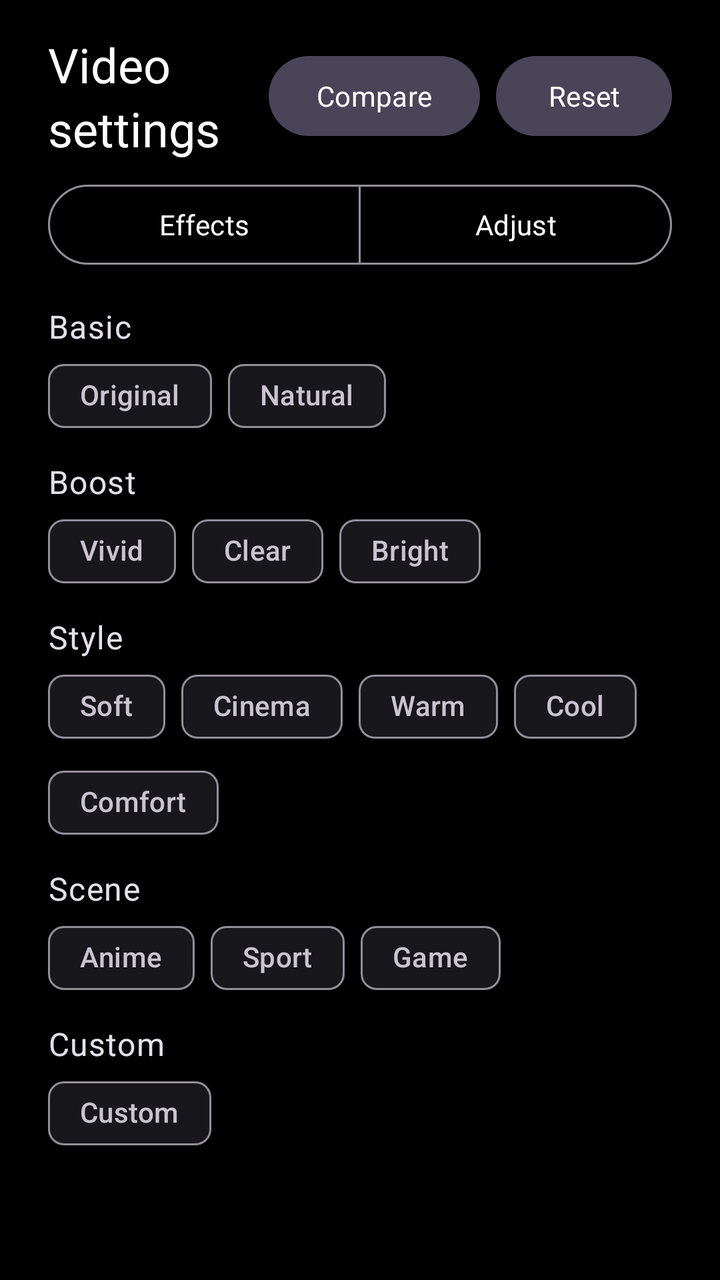
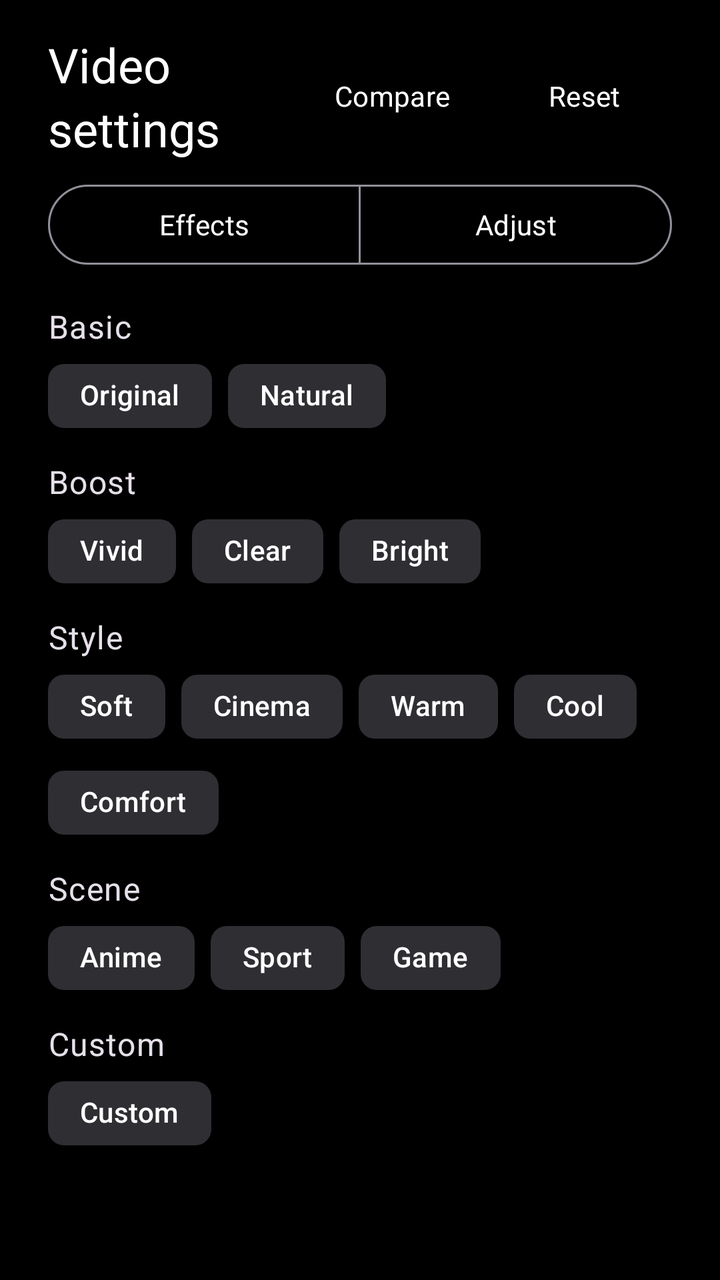

Screens rendered from an Android XML layout before and after an edit, with the pre-edit source and the edit as a unified diff.
<!-- AndroidManifest.xml: application theme Theme.App -->
<!-- res/layout/dialog_video_setting.xml -->
<?xml version="1.0" encoding="utf-8"?>
<androidx.appcompat.widget.LinearLayoutCompat xmlns:android="http://schemas.android.com/apk/res/android"
    xmlns:app="http://schemas.android.com/apk/res-auto"
    android:layout_width="match_parent"
    android:layout_height="match_parent"
    android:orientation="vertical">

    <androidx.appcompat.widget.LinearLayoutCompat
        android:layout_width="match_parent"
        android:layout_height="wrap_content"
        android:gravity="center_vertical"
        android:orientation="horizontal"
        android:paddingStart="24dp"
        android:paddingTop="16dp"
        android:paddingEnd="24dp"
        android:paddingBottom="8dp">

        <com.google.android.material.textview.MaterialTextView
            android:layout_width="0dp"
            android:layout_height="wrap_content"
            android:layout_weight="1"
            android:text="@string/video_setting"
            android:textAppearance="?attr/textAppearanceHeadlineSmall"
            android:textColor="?attr/colorOnSurface" />

        <com.google.android.material.button.MaterialButton
            android:id="@+id/compare"
            style="@style/Widget.Material3.Button.TonalButton"
            android:layout_width="wrap_content"
            android:layout_height="wrap_content"
            android:layout_marginEnd="8dp"
            android:text="@string/video_effect_compare"
            android:textColor="?attr/colorPrimary" />

        <com.google.android.material.button.MaterialButton
            android:id="@+id/reset"
            style="@style/Widget.Material3.Button.TonalButton"
            android:layout_width="wrap_content"
            android:layout_height="wrap_content"
            android:text="@string/video_effect_reset"
            android:textColor="?attr/colorPrimary" />

    </androidx.appcompat.widget.LinearLayoutCompat>

    <com.google.android.material.button.MaterialButtonToggleGroup
        android:id="@+id/tabGroup"
        android:layout_width="match_parent"
        android:layout_height="wrap_content"
        android:layout_marginStart="24dp"
        android:layout_marginEnd="24dp"
        android:layout_marginBottom="8dp"
        app:selectionRequired="true"
        app:singleSelection="true">

        <com.google.android.material.button.MaterialButton
            android:id="@+id/tabPreset"
            style="@style/Widget.Material3.Button.OutlinedButton"
            android:layout_width="0dp"
            android:layout_height="wrap_content"
            android:layout_weight="1"
            android:text="@string/video_effect_tab_preset" />

        <com.google.android.material.button.MaterialButton
            android:id="@+id/tabAdjust"
            style="@style/Widget.Material3.Button.OutlinedButton"
            android:layout_width="0dp"
            android:layout_height="wrap_content"
            android:layout_weight="1"
            android:text="@string/video_effect_tab_adjust" />

    </com.google.android.material.button.MaterialButtonToggleGroup>

    <com.google.android.material.textview.MaterialTextView
        android:id="@+id/unsupported"
        android:layout_width="match_parent"
        android:layout_height="wrap_content"
        android:layout_marginStart="24dp"
        android:layout_marginEnd="24dp"
        android:layout_marginBottom="8dp"
        android:text="@string/error_video_effect_unsupported"
        android:textAppearance="?attr/textAppearanceBodyMedium"
        android:textColor="?attr/colorError"
        android:visibility="gone" />

    <androidx.core.widget.NestedScrollView
        android:layout_width="match_parent"
        android:layout_height="match_parent"
        android:fillViewport="true"
        android:overScrollMode="never">

        <androidx.appcompat.widget.LinearLayoutCompat
            android:layout_width="match_parent"
            android:layout_height="wrap_content"
            android:orientation="vertical"
            android:paddingBottom="24dp">

            <androidx.appcompat.widget.LinearLayoutCompat
                android:id="@+id/presetSection"
                android:layout_width="match_parent"
                android:layout_height="wrap_content"
                android:orientation="vertical"
                android:visibility="visible">

                <com.google.android.material.textview.MaterialTextView
                    android:layout_width="match_parent"
                    android:layout_height="wrap_content"
                    android:paddingHorizontal="24dp"
                    android:paddingTop="8dp"
                    android:text="@string/setting_effect_basic"
                    android:textAppearance="?attr/textAppearanceBodyLarge" />

                <com.google.android.material.chip.ChipGroup
                    android:id="@+id/presetBasicGroup"
                    android:layout_width="match_parent"
                    android:layout_height="wrap_content"
                    android:paddingHorizontal="24dp"
                    app:chipSpacingVertical="0dp"
                    app:singleSelection="true">

                    <com.google.android.material.chip.Chip
                        android:id="@+id/presetOriginal"
                        style="@style/Widget.Material3.Chip.Filter"
                        android:layout_width="wrap_content"
                        android:layout_height="wrap_content"
                        android:text="@string/setting_preset_original" />

                    <com.google.android.material.chip.Chip
                        android:id="@+id/presetNatural"
                        style="@style/Widget.Material3.Chip.Filter"
                        android:layout_width="wrap_content"
                        android:layout_height="wrap_content"
                        android:text="@string/video_effect_natural" />

                </com.google.android.material.chip.ChipGroup>

                <com.google.android.material.textview.MaterialTextView
                    android:layout_width="match_parent"
                    android:layout_height="wrap_content"
                    android:paddingHorizontal="24dp"
                    android:paddingTop="8dp"
                    android:text="@string/video_effect_category_boost"
                    android:textAppearance="?attr/textAppearanceBodyLarge" />

                <com.google.android.material.chip.ChipGroup
                    android:id="@+id/presetBoostGroup"
                    android:layout_width="match_parent"
                    android:layout_height="wrap_content"
                    android:paddingHorizontal="24dp"
                    app:chipSpacingVertical="0dp"
                    app:singleSelection="true">

                    <com.google.android.material.chip.Chip
                        android:id="@+id/presetVivid"
                        style="@style/Widget.Material3.Chip.Filter"
                        android:layout_width="wrap_content"
                        android:layout_height="wrap_content"
                        android:text="@string/video_effect_vivid" />

                    <com.google.android.material.chip.Chip
                        android:id="@+id/presetClear"
                        style="@style/Widget.Material3.Chip.Filter"
                        android:layout_width="wrap_content"
                        android:layout_height="wrap_content"
                        android:text="@string/video_effect_clear" />

                    <com.google.android.material.chip.Chip
                        android:id="@+id/presetBright"
                        style="@style/Widget.Material3.Chip.Filter"
                        android:layout_width="wrap_content"
                        android:layout_height="wrap_content"
                        android:text="@string/video_effect_bright" />

                </com.google.android.material.chip.ChipGroup>

                <com.google.android.material.textview.MaterialTextView
                    android:layout_width="match_parent"
                    android:layout_height="wrap_content"
                    android:paddingHorizontal="24dp"
                    android:paddingTop="8dp"
                    android:text="@string/video_effect_category_tone"
                    android:textAppearance="?attr/textAppearanceBodyLarge" />

                <com.google.android.material.chip.ChipGroup
                    android:id="@+id/presetToneGroup"
                    android:layout_width="match_parent"
                    android:layout_height="wrap_content"
                    android:paddingHorizontal="24dp"
                    app:chipSpacingVertical="0dp"
                    app:singleSelection="true">

                    <com.google.android.material.chip.Chip
                        android:id="@+id/presetSoft"
                        style="@style/Widget.Material3.Chip.Filter"
                        android:layout_width="wrap_content"
                        android:layout_height="wrap_content"
                        android:text="@string/video_effect_soft" />

                    <com.google.android.material.chip.Chip
                        android:id="@+id/presetCinema"
                        style="@style/Widget.Material3.Chip.Filter"
                        android:layout_width="wrap_content"
                        android:layout_height="wrap_content"
                        android:text="@string/video_effect_cinema" />

                    <com.google.android.material.chip.Chip
                        android:id="@+id/presetWarm"
                        style="@style/Widget.Material3.Chip.Filter"
                        android:layout_width="wrap_content"
                        android:layout_height="wrap_content"
                        android:text="@string/video_effect_warm" />

                    <com.google.android.material.chip.Chip
                        android:id="@+id/presetCool"
                        style="@style/Widget.Material3.Chip.Filter"
                        android:layout_width="wrap_content"
                        android:layout_height="wrap_content"
                        android:text="@string/video_effect_cool" />

                    <com.google.android.material.chip.Chip
                        android:id="@+id/presetComfort"
                        style="@style/Widget.Material3.Chip.Filter"
                        android:layout_width="wrap_content"
                        android:layout_height="wrap_content"
                        android:text="@string/video_effect_comfort" />

                </com.google.android.material.chip.ChipGroup>

                <com.google.android.material.textview.MaterialTextView
                    android:layout_width="match_parent"
                    android:layout_height="wrap_content"
                    android:paddingHorizontal="24dp"
                    android:paddingTop="8dp"
                    android:text="@string/setting_effect_scene"
                    android:textAppearance="?attr/textAppearanceBodyLarge" />

                <com.google.android.material.chip.ChipGroup
                    android:id="@+id/presetSceneGroup"
                    android:layout_width="match_parent"
                    android:layout_height="wrap_content"
                    android:paddingHorizontal="24dp"
                    app:chipSpacingVertical="0dp"
                    app:singleSelection="true">

                    <com.google.android.material.chip.Chip
                        android:id="@+id/presetAnime"
                        style="@style/Widget.Material3.Chip.Filter"
                        android:layout_width="wrap_content"
                        android:layout_height="wrap_content"
                        android:text="@string/video_effect_anime" />

                    <com.google.android.material.chip.Chip
                        android:id="@+id/presetSport"
                        style="@style/Widget.Material3.Chip.Filter"
                        android:layout_width="wrap_content"
                        android:layout_height="wrap_content"
                        android:text="@string/video_effect_sport" />

                    <com.google.android.material.chip.Chip
                        android:id="@+id/presetGame"
                        style="@style/Widget.Material3.Chip.Filter"
                        android:layout_width="wrap_content"
                        android:layout_height="wrap_content"
                        android:text="@string/video_effect_game" />

                </com.google.android.material.chip.ChipGroup>

                <com.google.android.material.textview.MaterialTextView
                    android:layout_width="match_parent"
                    android:layout_height="wrap_content"
                    android:paddingHorizontal="24dp"
                    android:paddingTop="8dp"
                    android:text="@string/setting_effect_custom"
                    android:textAppearance="?attr/textAppearanceBodyLarge" />

                <com.google.android.material.chip.ChipGroup
                    android:id="@+id/presetCustomGroup"
                    android:layout_width="match_parent"
                    android:layout_height="wrap_content"
                    android:paddingHorizontal="24dp"
                    app:chipSpacingVertical="0dp"
                    app:singleSelection="true">

                    <com.google.android.material.chip.Chip
                        android:id="@+id/presetCustom"
                        style="@style/Widget.Material3.Chip.Filter"
                        android:layout_width="wrap_content"
                        android:layout_height="wrap_content"
                        android:text="@string/video_effect_custom" />

                </com.google.android.material.chip.ChipGroup>

            </androidx.appcompat.widget.LinearLayoutCompat>

            <androidx.appcompat.widget.LinearLayoutCompat
                android:id="@+id/adjustSection"
                android:layout_width="match_parent"
                android:layout_height="wrap_content"
                android:orientation="vertical"
                android:visibility="gone">

                <include
                    android:id="@+id/saturation"
                    layout="@layout/view_setting_slider" />

                <include
                    android:id="@+id/contrast"
                    layout="@layout/view_setting_slider" />

                <include
                    android:id="@+id/brightness"
                    layout="@layout/view_setting_slider" />

                <include
                    android:id="@+id/gamma"
                    layout="@layout/view_setting_slider" />

                <include
                    android:id="@+id/hue"
                    layout="@layout/view_setting_slider" />

                <include
                    android:id="@+id/temperature"
                    layout="@layout/view_setting_slider" />

                <include
                    android:id="@+id/sharpness"
                    layout="@layout/view_setting_slider" />

                <include
                    android:id="@+id/shadow"
                    layout="@layout/view_setting_slider" />

            </androidx.appcompat.widget.LinearLayoutCompat>

        </androidx.appcompat.widget.LinearLayoutCompat>
    </androidx.core.widget.NestedScrollView>
</androidx.appcompat.widget.LinearLayoutCompat>
<!-- res/layout/view_setting_slider.xml (included above) -->
<?xml version="1.0" encoding="utf-8"?>
<androidx.appcompat.widget.LinearLayoutCompat xmlns:android="http://schemas.android.com/apk/res/android"
    xmlns:app="http://schemas.android.com/apk/res-auto"
    android:id="@+id/row"
    android:layout_width="match_parent"
    android:layout_height="wrap_content"
    android:orientation="vertical">

    <androidx.appcompat.widget.LinearLayoutCompat
        android:layout_width="match_parent"
        android:layout_height="wrap_content"
        android:gravity="center_vertical"
        android:orientation="horizontal"
        android:paddingHorizontal="24dp"
        android:paddingTop="8dp">

        <com.google.android.material.textview.MaterialTextView
            android:id="@+id/title"
            android:layout_width="0dp"
            android:layout_height="wrap_content"
            android:layout_weight="1"
            android:textAppearance="?attr/textAppearanceBodyLarge" />

        <com.google.android.material.textview.MaterialTextView
            android:id="@+id/value"
            android:layout_width="wrap_content"
            android:layout_height="wrap_content"
            android:fontFeatureSettings="tnum"
            android:textAppearance="?attr/textAppearanceBodyMedium"
            android:textColor="?attr/colorOnSurface" />

    </androidx.appcompat.widget.LinearLayoutCompat>

    <com.google.android.material.slider.Slider
        android:id="@+id/slider"
        android:layout_width="match_parent"
        android:layout_height="wrap_content"
        android:layout_marginHorizontal="12dp"
        android:focusable="true"
        app:tickVisible="false" />

</androidx.appcompat.widget.LinearLayoutCompat>
<!-- resources referenced by this layout -->
<resources>
  <string name="error_video_effect_unsupported">Video settings are unavailable for the current playback mode</string>
  <string name="setting_effect_basic">Basic</string>
  <string name="setting_effect_custom">Custom</string>
  <string name="setting_effect_scene">Scene</string>
  <string name="setting_preset_original">Original</string>
  <string name="video_effect_anime">Anime</string>
  <string name="video_effect_bright">Bright</string>
  <string name="video_effect_category_boost">Boost</string>
  <string name="video_effect_category_tone">Style</string>
  <string name="video_effect_cinema">Cinema</string>
  <string name="video_effect_clear">Clear</string>
  <string name="video_effect_comfort">Comfort</string>
  <string name="video_effect_compare">Compare</string>
  <string name="video_effect_cool">Cool</string>
  <string name="video_effect_custom">Custom</string>
  <string name="video_effect_game">Game</string>
  <string name="video_effect_natural">Natural</string>
  <string name="video_effect_reset">Reset</string>
  <string name="video_effect_soft">Soft</string>
  <string name="video_effect_sport">Sport</string>
  <string name="video_effect_tab_adjust">Adjust</string>
  <string name="video_effect_tab_preset">Effects</string>
  <string name="video_effect_vivid">Vivid</string>
  <string name="video_effect_warm">Warm</string>
  <string name="video_setting">Video settings</string>
  <color name="qbox_text">#FFFFFF</color>
  <color name="qbox_surface">#17171C</color>
  <color name="qbox_bg">#000000</color>
  <!-- unchanged entries left out for length: 7 -->
</resources>

<!-- the commit's change to res/layout/dialog_video_setting.xml (unified diff, before → after) -->
@@ -25,7 +25,7 @@
 
         <com.google.android.material.button.MaterialButton
             android:id="@+id/compare"
-            style="@style/Widget.Material3.Button.TonalButton"
+            style="@style/QBoxDialogButton"
             android:layout_width="wrap_content"
             android:layout_height="wrap_content"
             android:layout_marginEnd="8dp"
@@ -34,7 +34,7 @@
 
         <com.google.android.material.button.MaterialButton
             android:id="@+id/reset"
-            style="@style/Widget.Material3.Button.TonalButton"
+            style="@style/QBoxDialogButton"
             android:layout_width="wrap_content"
             android:layout_height="wrap_content"
             android:text="@string/video_effect_reset"
@@ -119,14 +119,14 @@
 
                     <com.google.android.material.chip.Chip
                         android:id="@+id/presetOriginal"
-                        style="@style/Widget.Material3.Chip.Filter"
+                        style="@style/QBoxDialogChip"
                         android:layout_width="wrap_content"
                         android:layout_height="wrap_content"
                         android:text="@string/setting_preset_original" />
 
                     <com.google.android.material.chip.Chip
                         android:id="@+id/presetNatural"
-                        style="@style/Widget.Material3.Chip.Filter"
+                        style="@style/QBoxDialogChip"
                         android:layout_width="wrap_content"
                         android:layout_height="wrap_content"
                         android:text="@string/video_effect_natural" />
@@ -151,21 +151,21 @@
 
                     <com.google.android.material.chip.Chip
                         android:id="@+id/presetVivid"
-                        style="@style/Widget.Material3.Chip.Filter"
+                        style="@style/QBoxDialogChip"
                         android:layout_width="wrap_content"
                         android:layout_height="wrap_content"
                         android:text="@string/video_effect_vivid" />
 
                     <com.google.android.material.chip.Chip
                         android:id="@+id/presetClear"
-                        style="@style/Widget.Material3.Chip.Filter"
+                        style="@style/QBoxDialogChip"
                         android:layout_width="wrap_content"
                         android:layout_height="wrap_content"
                         android:text="@string/video_effect_clear" />
 
                     <com.google.android.material.chip.Chip
                         android:id="@+id/presetBright"
-                        style="@style/Widget.Material3.Chip.Filter"
+                        style="@style/QBoxDialogChip"
                         android:layout_width="wrap_content"
                         android:layout_height="wrap_content"
                         android:text="@string/video_effect_bright" />
@@ -190,35 +190,35 @@
 
                     <com.google.android.material.chip.Chip
                         android:id="@+id/presetSoft"
-                        style="@style/Widget.Material3.Chip.Filter"
+                        style="@style/QBoxDialogChip"
                         android:layout_width="wrap_content"
                         android:layout_height="wrap_content"
                         android:text="@string/video_effect_soft" />
 
                     <com.google.android.material.chip.Chip
                         android:id="@+id/presetCinema"
-                        style="@style/Widget.Material3.Chip.Filter"
+                        style="@style/QBoxDialogChip"
                         android:layout_width="wrap_content"
                         android:layout_height="wrap_content"
                         android:text="@string/video_effect_cinema" />
 
                     <com.google.android.material.chip.Chip
                         android:id="@+id/presetWarm"
-                        style="@style/Widget.Material3.Chip.Filter"
+                        style="@style/QBoxDialogChip"
                         android:layout_width="wrap_content"
                         android:layout_height="wrap_content"
                         android:text="@string/video_effect_warm" />
 
                     <com.google.android.material.chip.Chip
                         android:id="@+id/presetCool"
-                        style="@style/Widget.Material3.Chip.Filter"
+                        style="@style/QBoxDialogChip"
                         android:layout_width="wrap_content"
                         android:layout_height="wrap_content"
                         android:text="@string/video_effect_cool" />
 
                     <com.google.android.material.chip.Chip
                         android:id="@+id/presetComfort"
-                        style="@style/Widget.Material3.Chip.Filter"
+                        style="@style/QBoxDialogChip"
                         android:layout_width="wrap_content"
                         android:layout_height="wrap_content"
                         android:text="@string/video_effect_comfort" />
@@ -243,21 +243,21 @@
 
                     <com.google.android.material.chip.Chip
                         android:id="@+id/presetAnime"
-                        style="@style/Widget.Material3.Chip.Filter"
+                        style="@style/QBoxDialogChip"
                         android:layout_width="wrap_content"
                         android:layout_height="wrap_content"
                         android:text="@string/video_effect_anime" />
 
                     <com.google.android.material.chip.Chip
                         android:id="@+id/presetSport"
-                        style="@style/Widget.Material3.Chip.Filter"
+                        style="@style/QBoxDialogChip"
                         android:layout_width="wrap_content"
                         android:layout_height="wrap_content"
                         android:text="@string/video_effect_sport" />
 
                     <com.google.android.material.chip.Chip
                         android:id="@+id/presetGame"
-                        style="@style/Widget.Material3.Chip.Filter"
+                        style="@style/QBoxDialogChip"
                         android:layout_width="wrap_content"
                         android:layout_height="wrap_content"
                         android:text="@string/video_effect_game" />
@@ -282,7 +282,7 @@
 
                     <com.google.android.material.chip.Chip
                         android:id="@+id/presetCustom"
-                        style="@style/Widget.Material3.Chip.Filter"
+                        style="@style/QBoxDialogChip"
                         android:layout_width="wrap_content"
                         android:layout_height="wrap_content"
                         android:text="@string/video_effect_custom" />
@@ -357,7 +357,8 @@
             android:layout_width="0dp"
             android:layout_height="wrap_content"
             android:layout_weight="1"
-            android:textAppearance="?attr/textAppearanceBodyLarge" />
+            android:textAppearance="?attr/textAppearanceBodyLarge"
+            android:textColor="@color/qbox_text" />
 
         <com.google.android.material.textview.MaterialTextView
             android:id="@+id/value"
@@ -365,16 +366,21 @@
             android:layout_height="wrap_content"
             android:fontFeatureSettings="tnum"
             android:textAppearance="?attr/textAppearanceBodyMedium"
-            android:textColor="?attr/colorOnSurface" />
+            android:textColor="@color/qbox_text_dim" />
 
     </androidx.appcompat.widget.LinearLayoutCompat>
 
+    
     <com.google.android.material.slider.Slider
         android:id="@+id/slider"
         android:layout_width="match_parent"
         android:layout_height="wrap_content"
         android:layout_marginHorizontal="12dp"
         android:focusable="true"
-        app:tickVisible="false" />
+        app:haloColor="@color/transparent"
+        app:thumbTint="@color/qbox_text"
+        app:tickVisible="false"
+        app:trackColorActive="@color/qbox_text"
+        app:trackColorInactive="@color/white_30" />
 
 </androidx.appcompat.widget.LinearLayoutCompat>
<!-- resource entries referenced after the edit -->
@@ -25,7 +25,65 @@
   <string name="video_effect_vivid">Vivid</string>
   <string name="video_effect_warm">Warm</string>
   <string name="video_setting">Video settings</string>
+  <style name="QBoxDialogButton" parent="Widget.Material3.Button.TextButton">
+          <item name="android:textColor">@color/text</item>
+          <item name="android:background">@drawable/selector_chip_round</item>
+          <item name="rippleColor">@color/transparent</item>
+      </style>
+  <style name="QBoxDialogChip" parent="Widget.Material3.Chip.Filter">
+          <item name="chipStrokeWidth">0dp</item>
+          <item name="chipBackgroundColor">@color/chip_bed</item>
+          <item name="android:textColor">@color/text</item>
+          <item name="checkedIconVisible">false</item>
+          <item name="chipIconVisible">false</item>
+      </style>
+  <!-- drawable selector_chip_round (drawable) -->
+  <?xml version="1.0" encoding="utf-8"?>
+  <selector xmlns:android="http://schemas.android.com/apk/res/android">
+      <item android:drawable="@drawable/shape_chip_round_focused" android:state_focused="true" />
+      <item android:drawable="@drawable/shape_chip_round_activated" android:state_selected="true" />
+      <item android:drawable="@drawable/shape_chip_round_normal" />
+  </selector>
+  <!-- drawable shape_chip_round_focused (drawable) -->
+  <?xml version="1.0" encoding="utf-8"?>
+  <shape xmlns:android="http://schemas.android.com/apk/res/android"
+      android:shape="rectangle">
+      <solid android:color="@color/qbox_text" />
+      <corners android:radius="999dp" />
+      <padding
+          android:bottom="8dp"
+          android:left="14dp"
+          android:right="14dp"
+          android:top="8dp" />
+  </shape>
+  <!-- drawable shape_chip_round_activated (drawable) -->
+  <?xml version="1.0" encoding="utf-8"?>
+  <shape xmlns:android="http://schemas.android.com/apk/res/android"
+      android:shape="rectangle">
+      <solid android:color="#1FFFFFFF" />
+      <corners android:radius="999dp" />
+      <padding
+          android:bottom="8dp"
+          android:left="14dp"
+          android:right="14dp"
+          android:top="8dp" />
+  </shape>
+  <!-- drawable shape_chip_round_normal (drawable) -->
+  <?xml version="1.0" encoding="utf-8"?>
+  <shape xmlns:android="http://schemas.android.com/apk/res/android"
+      android:shape="rectangle">
+      <solid android:color="@color/transparent" />
+      <corners android:radius="999dp" />
+      <padding
+          android:bottom="8dp"
+          android:left="14dp"
+          android:right="14dp"
+          android:top="8dp" />
+  </shape>
   <color name="qbox_text">#FFFFFF</color>
+  <color name="qbox_text_dim">#C9C9D1</color>
+  <color name="transparent">#00000000</color>
+  <color name="white_30">#4DFFFFFF</color>
   <color name="qbox_surface">#17171C</color>
   <color name="qbox_bg">#000000</color>
   <!-- unchanged entries left out for length: 7 -->
